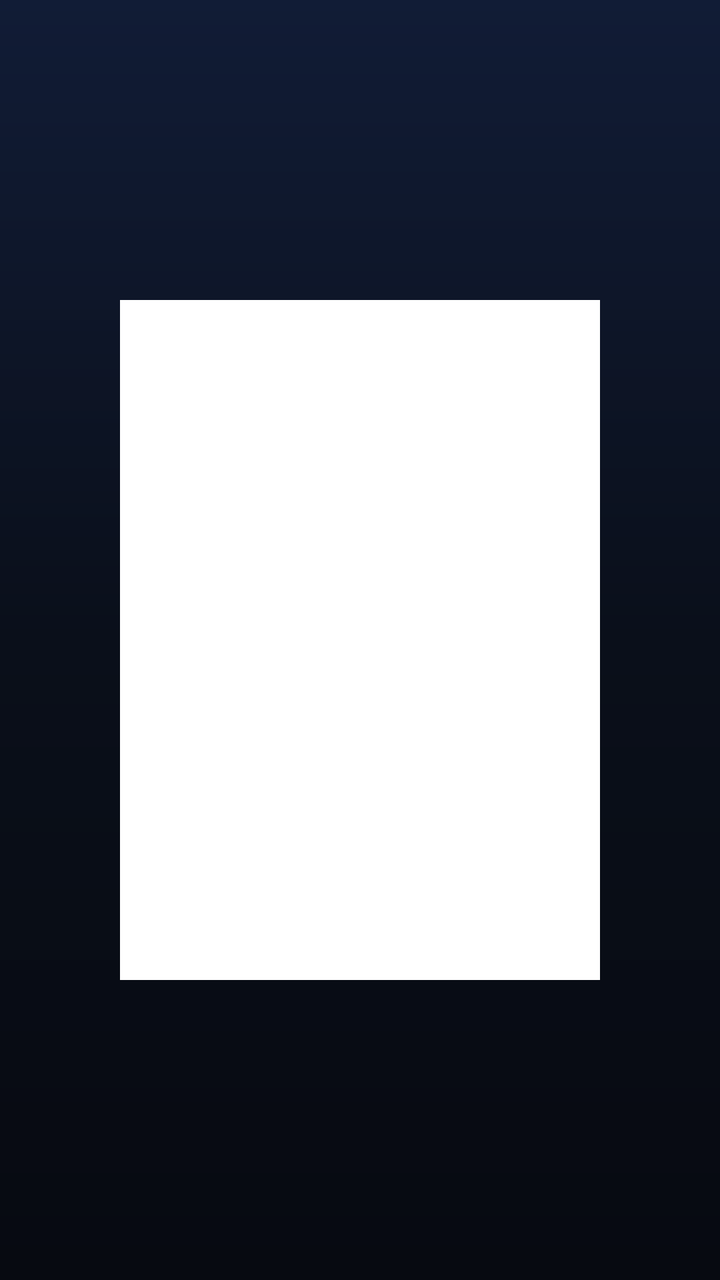
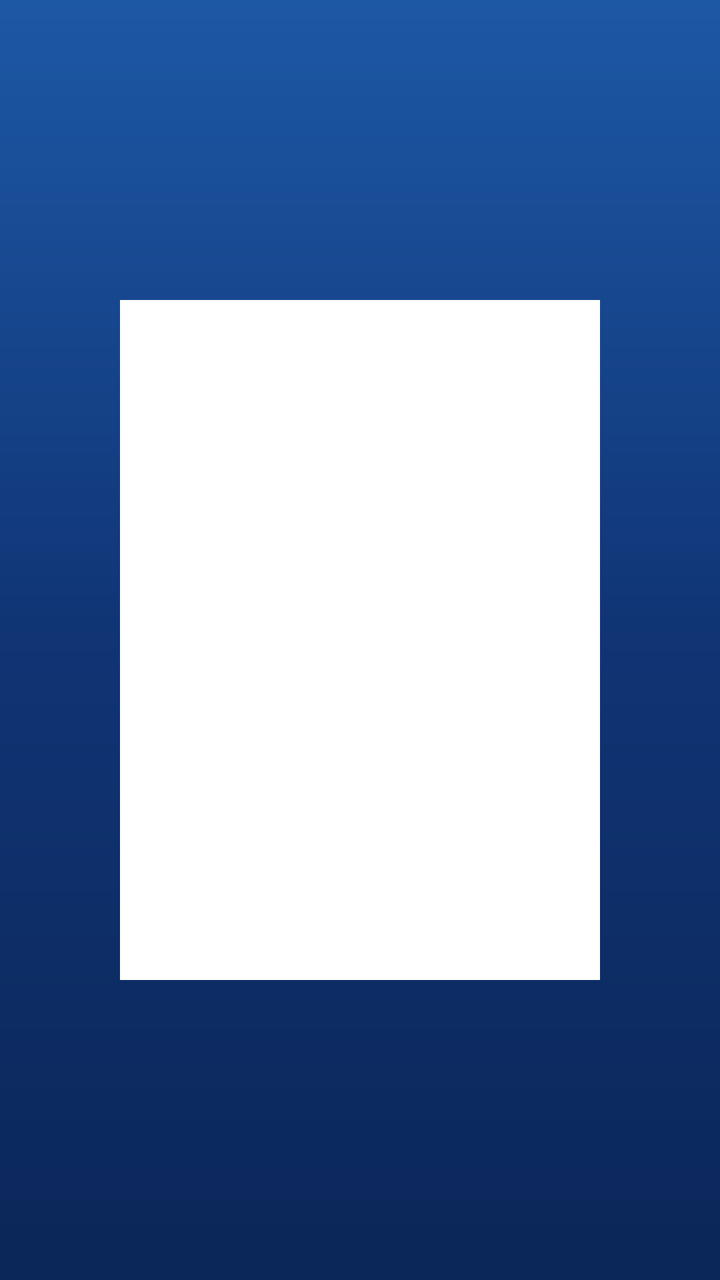

The first picture is an Android layout as it rendered before a commit; the second is the same layout after the commit. The layout source and the unified diff follow.
<!-- AndroidManifest.xml: application theme Theme.TvIptv -->
<!-- res/layout/activity_qr.xml -->
<?xml version="1.0" encoding="utf-8"?>
<LinearLayout xmlns:android="http://schemas.android.com/apk/res/android"
    android:layout_width="match_parent"
    android:layout_height="match_parent"
    android:background="@drawable/bg_wall"
    android:gravity="center"
    android:orientation="horizontal"
    android:paddingStart="60dp"
    android:paddingTop="40dp"
    android:paddingEnd="60dp"
    android:paddingBottom="40dp">

    
    <FrameLayout
        android:layout_width="340dp"
        android:layout_height="340dp"
        android:background="@drawable/bg_qr_card"
        android:padding="20dp">

        <ImageView
            android:id="@+id/qrImage"
            android:layout_width="300dp"
            android:layout_height="300dp"
            android:layout_gravity="center"
            android:contentDescription="配置页二维码"
            android:scaleType="fitCenter" />
    </FrameLayout>

    <LinearLayout
        android:layout_width="0dp"
        android:layout_height="wrap_content"
        android:layout_marginStart="52dp"
        android:layout_weight="1"
        android:orientation="vertical">

        <View
            android:layout_width="46dp"
            android:layout_height="4dp"
            android:background="@drawable/accent_gradient" />

        <TextView
            android:layout_width="wrap_content"
            android:layout_height="wrap_content"
            android:layout_marginTop="16dp"
            android:text="手机扫码配置"
            android:textColor="@color/text_primary"
            android:textSize="30sp"
            android:textStyle="bold" />

        <TextView
            android:layout_width="wrap_content"
            android:layout_height="wrap_content"
            android:layout_marginTop="8dp"
            android:text="不用遥控器打字，用手机填接口和设置，电视端立即生效"
            android:textColor="@color/text_secondary"
            android:textSize="13sp" />

        <LinearLayout
            android:layout_width="wrap_content"
            android:layout_height="wrap_content"
            android:layout_marginTop="24dp"
            android:gravity="center_vertical"
            android:orientation="horizontal">

            <TextView
                android:layout_width="wrap_content"
                android:layout_height="wrap_content"
                android:text="配对 PIN"
                android:textColor="@color/text_muted"
                android:textSize="12sp" />

            <TextView
                android:id="@+id/qrPin"
                android:layout_width="wrap_content"
                android:layout_height="wrap_content"
                android:layout_marginStart="14dp"
                android:background="@drawable/bg_pin"
                android:paddingStart="20dp"
                android:paddingTop="8dp"
                android:paddingEnd="20dp"
                android:paddingBottom="8dp"
                android:textColor="#FFFFFF"
                android:textSize="24sp"
                android:textStyle="bold" />
        </LinearLayout>

        <TextView
            android:id="@+id/qrUrl"
            android:layout_width="wrap_content"
            android:layout_height="wrap_content"
            android:layout_marginTop="18dp"
            android:textColor="#AFCBFF"
            android:textSize="14sp"
            android:textStyle="bold" />

        <TextView
            android:id="@+id/qrStatus"
            android:layout_width="wrap_content"
            android:layout_height="wrap_content"
            android:layout_marginTop="10dp"
            android:textColor="@color/success"
            android:textSize="12sp" />

        <TextView
            android:layout_width="wrap_content"
            android:layout_height="wrap_content"
            android:layout_marginTop="24dp"
            android:lineSpacingExtra="5dp"
            android:text="1　手机与盒子连同一个 WiFi\n2　用相机 / 微信扫左侧二维码\n3　填接口、POST 参数、Token、XMLTV 地址\n4　点保存，回到电视频道墙自动刷新"
            android:textColor="@color/text_secondary"
            android:textSize="12.5sp" />

        <TextView
            android:layout_width="wrap_content"
            android:layout_height="wrap_content"
            android:layout_marginTop="26dp"
            android:background="@drawable/bg_overlay"
            android:paddingStart="16dp"
            android:paddingTop="8dp"
            android:paddingEnd="16dp"
            android:paddingBottom="8dp"
            android:text="BACK 返回设置　·　返回后配置服务自动关闭"
            android:textColor="@color/text_muted"
            android:textSize="11sp" />
    </LinearLayout>

</LinearLayout>
<!-- resources referenced by this layout -->
<resources>
  <color name="success">#3DDC97</color>
  <color name="text_muted">#6D7C96</color>
  <color name="text_primary">#F2F6FF</color>
  <color name="text_secondary">#96A5BF</color>
  <!-- drawable accent_gradient (drawable) -->
  <?xml version="1.0" encoding="utf-8"?>
  <shape xmlns:android="http://schemas.android.com/apk/res/android"
      android:shape="rectangle">
      <gradient
          android:angle="135"
          android:endColor="#A06BFF"
          android:startColor="#4C86FF"
          android:type="linear" />
      <corners android:radius="20dp" />
  </shape>
  <!-- drawable bg_overlay (drawable) -->
  <?xml version="1.0" encoding="utf-8"?>
  <shape xmlns:android="http://schemas.android.com/apk/res/android"
      android:shape="rectangle">
      <gradient
          android:angle="270"
          android:endColor="#E00A1020"
          android:startColor="#E61B2740"
          android:type="linear" />
      <stroke
          android:width="1dp"
          android:color="#3D5B8DFF" />
      <corners android:radius="20dp" />
  </shape>
  <!-- drawable bg_pin (drawable) -->
  <?xml version="1.0" encoding="utf-8"?>
  <shape xmlns:android="http://schemas.android.com/apk/res/android"
      android:shape="rectangle">
      <gradient
          android:angle="135"
          android:endColor="#A06BFF"
          android:startColor="#4C86FF" />
      <corners android:radius="16dp" />
  </shape>
  <!-- drawable bg_qr_card (drawable) -->
  <?xml version="1.0" encoding="utf-8"?>
  <shape xmlns:android="http://schemas.android.com/apk/res/android"
      android:shape="rectangle">
      <solid android:color="#FFFFFF" />
      <corners android:radius="22dp" />
  </shape>
  <!-- drawable bg_wall (drawable) -->
  <?xml version="1.0" encoding="utf-8"?>
  <shape xmlns:android="http://schemas.android.com/apk/res/android"
      android:shape="rectangle">
      <gradient
          android:angle="270"
          android:centerColor="#0A0F1A"
          android:endColor="#070A11"
          android:startColor="#111C36"
          android:type="linear" />
  </shape>
  <color name="bg">#070A11</color>
  <color name="accent">#5B8DFF</color>
  <style name="Theme.Flysnow.Dialog" parent="Theme.AppCompat.Dialog.Alert">
          <item name="android:windowBackground">@drawable/bg_overlay</item>
          <item name="android:backgroundDimEnabled">true</item>
          <item name="colorAccent">@color/accent</item>
          <item name="android:textColorPrimary">@color/text_primary</item>
          <item name="android:textColorSecondary">@color/text_secondary</item>
      </style>
  <!-- unchanged entries left out for length: 1 -->
</resources>

<!-- the commit's change to res/layout/activity_qr.xml (unified diff, before → after) -->
@@ -39,6 +39,7 @@
             android:background="@drawable/accent_gradient" />
 
         <TextView
+            android:id="@+id/qrTitle"
             android:layout_width="wrap_content"
             android:layout_height="wrap_content"
             android:layout_marginTop="16dp"
@@ -48,6 +49,7 @@
             android:textStyle="bold" />
 
         <TextView
+            android:id="@+id/qrSubtitle"
             android:layout_width="wrap_content"
             android:layout_height="wrap_content"
             android:layout_marginTop="8dp"
@@ -102,6 +104,7 @@
             android:textSize="12sp" />
 
         <TextView
+            android:id="@+id/qrSteps"
             android:layout_width="wrap_content"
             android:layout_height="wrap_content"
             android:layout_marginTop="24dp"
<!-- resource entries referenced after the edit -->
@@ -1,42 +1,33 @@
 <!-- resources referenced by this layout -->
 <resources>
   <color name="success">#3DDC97</color>
-  <color name="text_muted">#6D7C96</color>
-  <color name="text_primary">#F2F6FF</color>
-  <color name="text_secondary">#96A5BF</color>
+  <color name="text_muted">#8AA7D2</color>
+  <color name="text_primary">#F2F7FF</color>
+  <color name="text_secondary">#AFC6E8</color>
   <!-- drawable accent_gradient (drawable) -->
   <?xml version="1.0" encoding="utf-8"?>
   <shape xmlns:android="http://schemas.android.com/apk/res/android"
       android:shape="rectangle">
       <gradient
           android:angle="135"
-          android:endColor="#A06BFF"
-          android:startColor="#4C86FF"
+          android:endColor="#4FC3F0"
+          android:startColor="#5B9BFF"
           android:type="linear" />
       <corners android:radius="20dp" />
   </shape>
   <!-- drawable bg_overlay (drawable) -->
   <?xml version="1.0" encoding="utf-8"?>
-  <shape xmlns:android="http://schemas.android.com/apk/res/android"
-      android:shape="rectangle">
-      <gradient
-          android:angle="270"
-          android:endColor="#E00A1020"
-          android:startColor="#E61B2740"
-          android:type="linear" />
-      <stroke
-          android:width="1dp"
-          android:color="#3D5B8DFF" />
-      <corners android:radius="20dp" />
-  </shape>
+  <layer-list xmlns:android="http://schemas.android.com/apk/res/android">
+      <item android:drawable="@drawable/bg_neu_plate" />
+  </layer-list>
   <!-- drawable bg_pin (drawable) -->
   <?xml version="1.0" encoding="utf-8"?>
   <shape xmlns:android="http://schemas.android.com/apk/res/android"
       android:shape="rectangle">
       <gradient
           android:angle="135"
-          android:endColor="#A06BFF"
-          android:startColor="#4C86FF" />
+          android:endColor="#4FC3F0"
+          android:startColor="#5B9BFF" />
       <corners android:radius="16dp" />
   </shape>
   <!-- drawable bg_qr_card (drawable) -->
@@ -52,13 +43,48 @@
       android:shape="rectangle">
       <gradient
           android:angle="270"
-          android:centerColor="#0A0F1A"
-          android:endColor="#070A11"
-          android:startColor="#111C36"
+          android:centerColor="#103474"
+          android:endColor="#0B2658"
+          android:startColor="#1D58A6"
           android:type="linear" />
   </shape>
-  <color name="bg">#070A11</color>
-  <color name="accent">#5B8DFF</color>
+  <!-- drawable bg_neu_plate (drawable) -->
+  <?xml version="1.0" encoding="utf-8"?>
+  <layer-list xmlns:android="http://schemas.android.com/apk/res/android">
+      <item android:left="2dp" android:top="3dp" android:right="2dp">
+          <shape android:shape="rectangle">
+              <solid android:color="#4D000F2C" />
+              <corners android:radius="16dp" />
+          </shape>
+      </item>
+      <item android:bottom="3dp">
+          <shape android:shape="rectangle">
+              <gradient
+                  android:angle="270"
+                  android:endColor="@color/neu_plate_bottom"
+                  android:startColor="@color/neu_plate_top"
+                  android:type="linear" />
+              <stroke android:width="1dp" android:color="@color/neu_stroke" />
+              <corners android:radius="15dp" />
+          </shape>
+      </item>
+      <item
+          android:bottom="4dp"
+          android:left="1dp"
+          android:right="1dp"
+          android:top="1dp">
+          <shape android:shape="rectangle">
+              <gradient
+                  android:angle="270"
+                  android:endColor="#00FFFFFF"
+                  android:startColor="#26FFFFFF"
+                  android:type="linear" />
+              <corners android:radius="14dp" />
+          </shape>
+      </item>
+  </layer-list>
+  <color name="bg">#0B2658</color>
+  <color name="accent">#5B9BFF</color>
   <style name="Theme.Flysnow.Dialog" parent="Theme.AppCompat.Dialog.Alert">
           <item name="android:windowBackground">@drawable/bg_overlay</item>
           <item name="android:backgroundDimEnabled">true</item>
@@ -66,6 +92,9 @@
           <item name="android:textColorPrimary">@color/text_primary</item>
           <item name="android:textColorSecondary">@color/text_secondary</item>
       </style>
+  <color name="neu_plate_bottom">#9E123A73</color>
+  <color name="neu_plate_top">#B3204C93</color>
+  <color name="neu_stroke">#6659A6F0</color>
   <!-- unchanged entries left out for length: 1 -->
 </resources>
 
